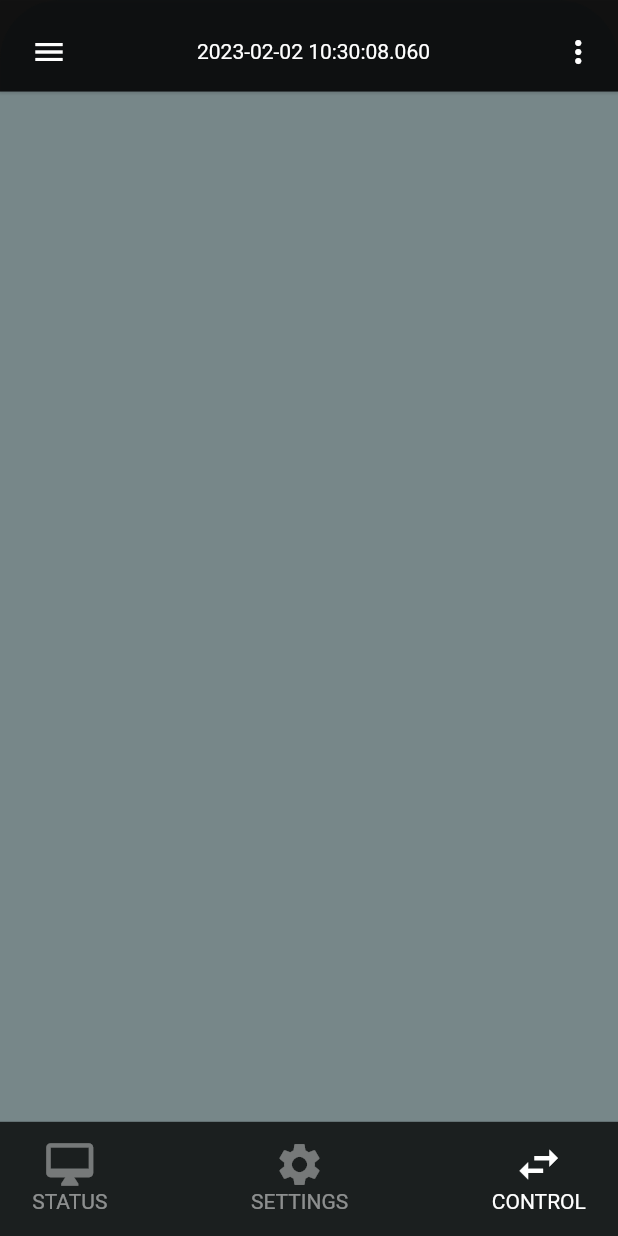
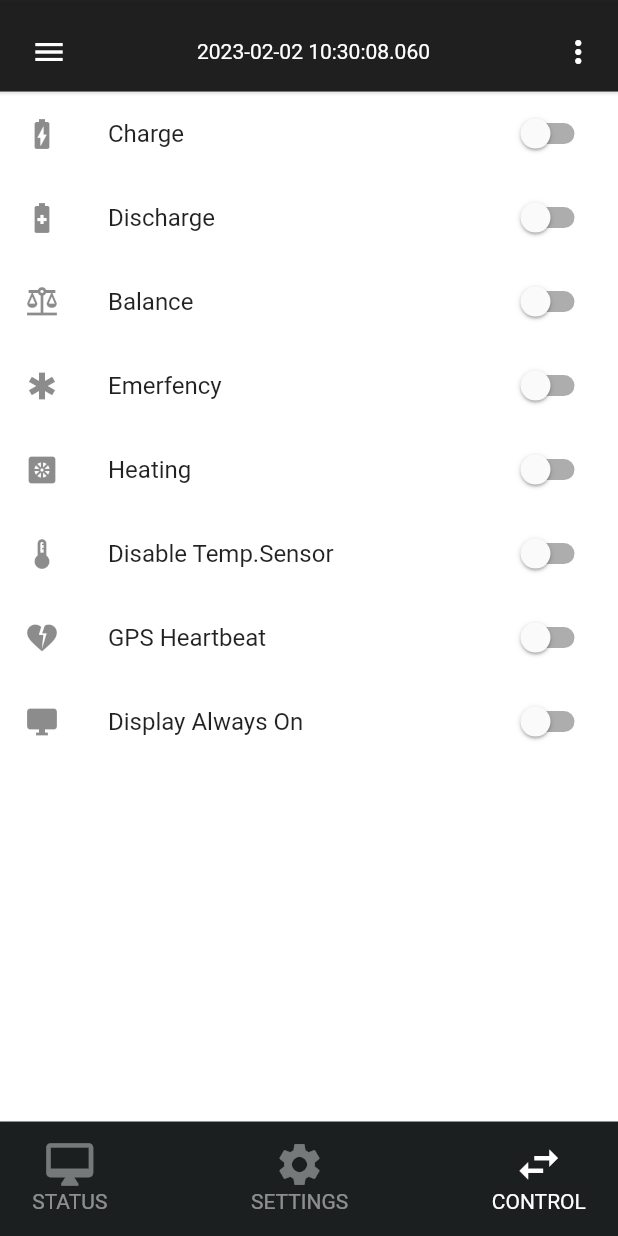
Before and after one commit to LeDinhThuc157/Makipost, a Flutter app: the screen it shows after launch, item 3 of the bottom bar chosen, on a phone screen of 412 x 824 dp. Run offline on Flutter 3.47's test engine with Material 2 defaults, Android fonts, the phone set to English and light mode, and no system bars; our stand-ins replace retry, time, universal_io; network calls fail.

Commit message:
update control

```diff
--- a/lib/view/ControlPage.dart
+++ b/lib/view/ControlPage.dart
@@ -1,29 +1,65 @@
+
 import 'package:flutter/material.dart';
 import '../theme/colors.dart';
 import '../widgets/custom_appbar.dart';
+import 'package:makipos/common/form_row.dart';
 
 class  ControlPage extends StatefulWidget {
+
+  ControlPage(this.trailing, this.name, {this.isOn = false});
+
+  final Widget? trailing;
+  String name;
+  bool isOn;
   @override
-  _ControlPageState createState() => _ControlPageState();
+  State<ControlPage> createState() => _ControlPageState();
 }
+final List<ControlPage> appliances = [
+  ControlPage(Icon(Icons.battery_charging_full), 'Charge'),
+  ControlPage(Icon(Icons.battery_saver), 'Discharge'),
+  ControlPage(Icon(Icons.balance), 'Balance'),
+  ControlPage(Icon(Icons.emergency), 'Emerfency'),
+  ControlPage(Icon(Icons.heat_pump),'Heating'),
+  ControlPage(Icon(Icons.device_thermostat), 'Disable Temp.Sensor'),
+  ControlPage(Icon(Icons.heart_broken), 'GPS Heartbeat'),
+  ControlPage(Icon(Icons.desktop_windows), 'Display Always On'),
+];
 
 class _ControlPageState extends State<ControlPage> {
   @override
+
+
+
   Widget build(BuildContext context) {
     double  heightR,widthR;
     heightR = MediaQuery.of(context).size.height / 1080; //v26
     widthR = MediaQuery.of(context).size.width / 2400;
     var curR = widthR;
+
     return Scaffold(
       appBar: CustomAppbar(),
-      backgroundColor: Colors.black45,
-      body: SingleChildScrollView(
-        child: Column(
-          children: [
-            SizedBox(height: 5*heightR,),
-          ],
-        ),
-      ), //Center
+      backgroundColor: Colors.white,
+      body: Center(
+          child: ListView.builder(
+          itemCount: appliances.length,
+          itemBuilder: (context, index) {
+            return SwitchListTile(
+
+              title: Text('${appliances[index].name}'),
+
+              value: appliances[index].isOn,
+
+              onChanged: (bool value) {
+                setState(() {
+                  appliances[index].isOn = value;
+                });
+              },
+              secondary: appliances[index].trailing,
+            );
+
+           },
+        )
+    ),
     );
   }
 }
--- a/lib/view/home.dart
+++ b/lib/view/home.dart
@@ -136,7 +136,7 @@ class _HomeState extends State<Home> {
         children: <Widget>[
           StatusPage(),
           SettingsPage(),
-          ControlPage(),
+          ControlPage(Icon(Icons.cached), 'Cha'),
         ],
       );
   }
```
Also changed, not shown: pubspec.yaml (+17 -1 lines).
